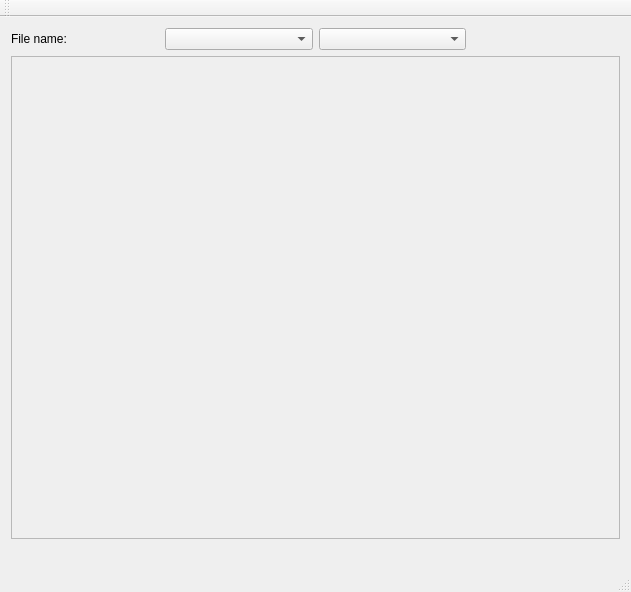
Old version of the form mainwindow.ui in the repository MargaritaGolubeva/ImagePyramid.
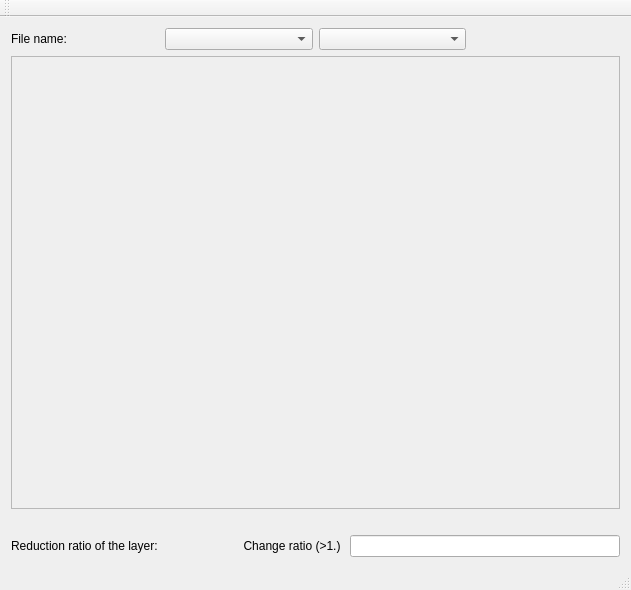
New version of the form.

Commit message: Added ability to set layer reduction factor.

Diff of the .ui file:
```diff
--- a/mainwindow.ui
+++ b/mainwindow.ui
@@ -7,14 +7,44 @@
     <x>0</x>
     <y>0</y>
     <width>631</width>
-    <height>592</height>
+    <height>590</height>
    </rect>
   </property>
   <property name="windowTitle">
    <string>MainWindow</string>
   </property>
   <widget class="QWidget" name="centralWidget">
+   <layout class="QGridLayout" name="gridLayout_4">
+    <item row="0" column="0">
    <layout class="QGridLayout" name="gridLayout_3">
+      <item row="1" column="0">
+       <layout class="QHBoxLayout" name="horizontalLayout_2">
+        <item>
+         <widget class="QLabel" name="label">
+          <property name="text">
+           <string>Reduction ratio of the layer:</string>
+          </property>
+         </widget>
+        </item>
+        <item>
+         <widget class="QLabel" name="labelRatio">
+          <property name="text">
+           <string/>
+          </property>
+         </widget>
+        </item>
+        <item>
+         <widget class="QLabel" name="label_3">
+          <property name="text">
+           <string>                    Change ratio (&gt;1.) </string>
+          </property>
+         </widget>
+        </item>
+        <item>
+         <widget class="QLineEdit" name="lineEditRatio"/>
+        </item>
+       </layout>
+      </item>
     <item row="0" column="0">
      <layout class="QGridLayout" name="gridLayout">
       <item row="2" column="0">
@@ -58,12 +88,14 @@
           <rect>
            <x>0</x>
            <y>0</y>
-           <width>609</width>
-           <height>470</height>
+             <width>607</width>
+             <height>438</height>
           </rect>
          </property>
         </widget>
        </widget>
+        </item>
+       </layout>
       </item>
      </layout>
     </item>
```
Lines whose indentation alone changed are shown as unchanged. The commit also changes 4 other files.
